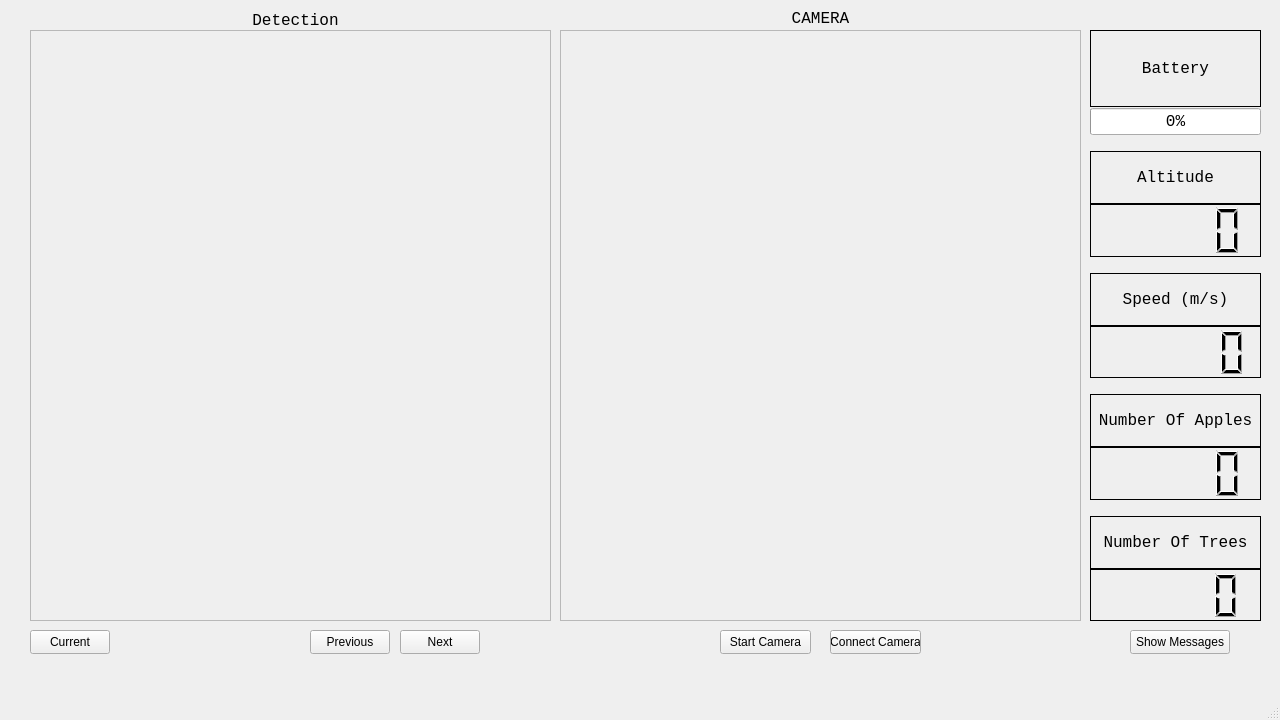
Before: the Qt Designer form Form/mainwindow.ui in grkmkcgl/bitirmeProjesi2023, drawn with Qt 5.
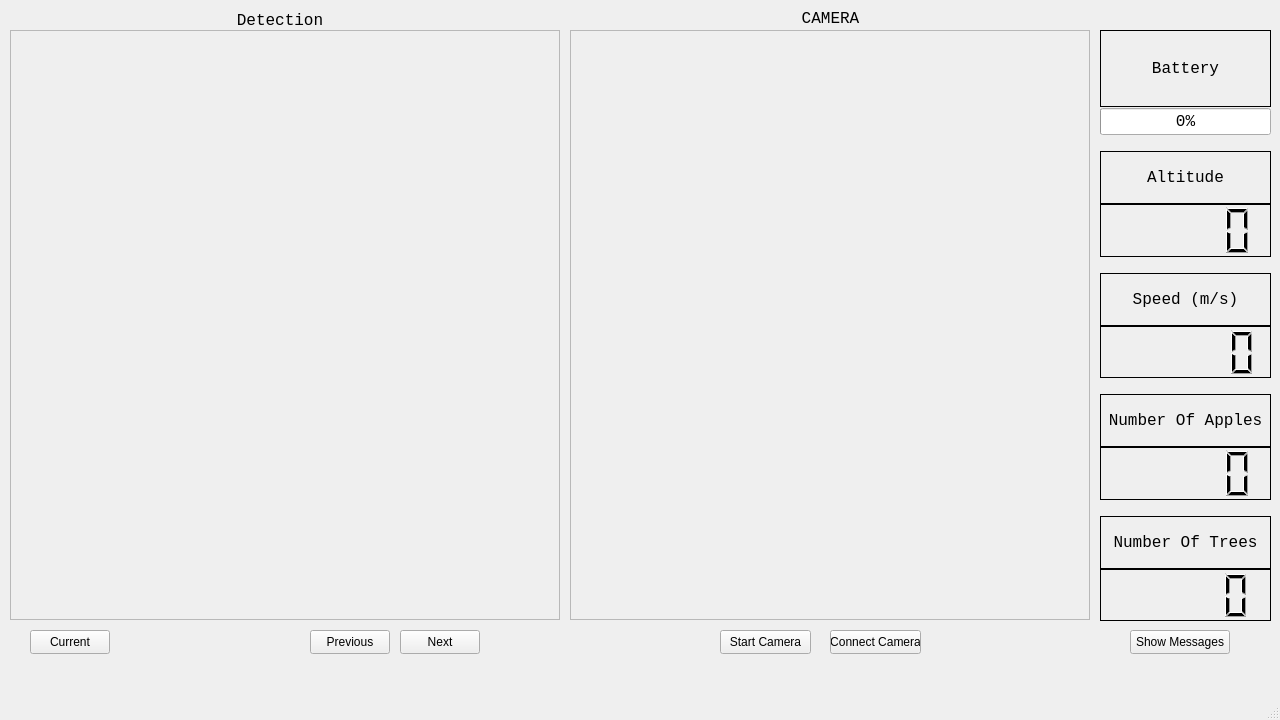
After: the same form once the commit is applied. Icons and pictures are not drawn.

```diff
--- a/Form/mainwindow.ui
+++ b/Form/mainwindow.ui
@@ -45,10 +45,10 @@
    <widget class="QFrame" name="ImageViewer">
     <property name="geometry">
      <rect>
-      <x>30</x>
+      <x>10</x>
       <y>30</y>
-      <width>521</width>
-      <height>591</height>
+      <width>550</width>
+      <height>590</height>
      </rect>
     </property>
     <property name="cursor">
@@ -67,9 +67,9 @@
    <widget class="QLabel" name="label_3">
     <property name="geometry">
      <rect>
-      <x>250</x>
+      <x>235</x>
       <y>10</y>
-      <width>91</width>
+      <width>90</width>
       <height>20</height>
      </rect>
     </property>
@@ -89,7 +89,7 @@
    <widget class="QWidget" name="verticalLayoutWidget_3">
     <property name="geometry">
      <rect>
-      <x>1090</x>
+      <x>1100</x>
       <y>30</y>
       <width>171</width>
       <height>591</height>
@@ -440,10 +440,10 @@
    <widget class="QFrame" name="VideoFrame">
     <property name="geometry">
      <rect>
-      <x>560</x>
+      <x>570</x>
       <y>30</y>
-      <width>521</width>
-      <height>591</height>
+      <width>520</width>
+      <height>590</height>
      </rect>
     </property>
     <property name="cursor">
@@ -462,7 +462,7 @@
    <widget class="QLabel" name="label_6">
     <property name="geometry">
      <rect>
-      <x>790</x>
+      <x>800</x>
       <y>10</y>
       <width>61</width>
       <height>16</height>
```
